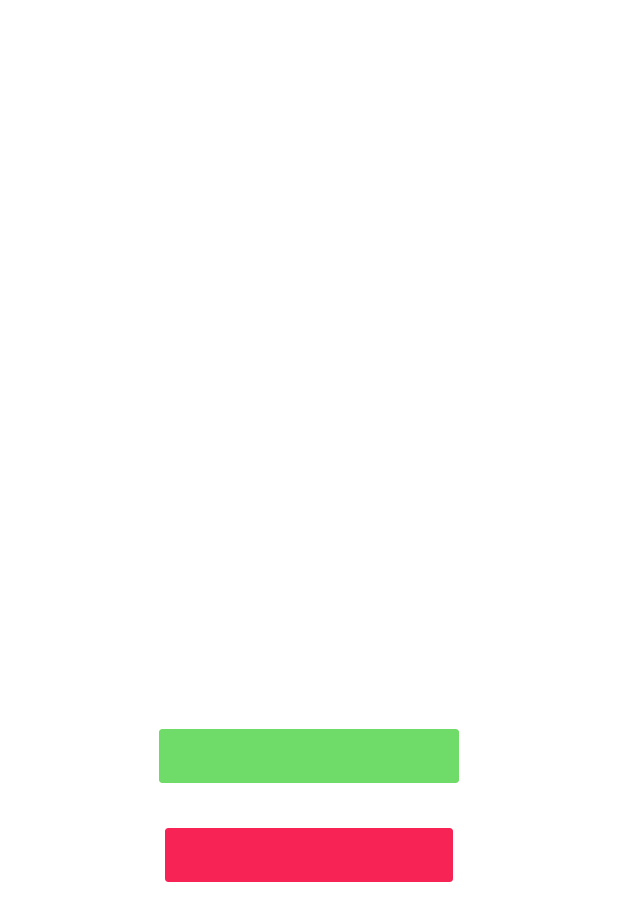
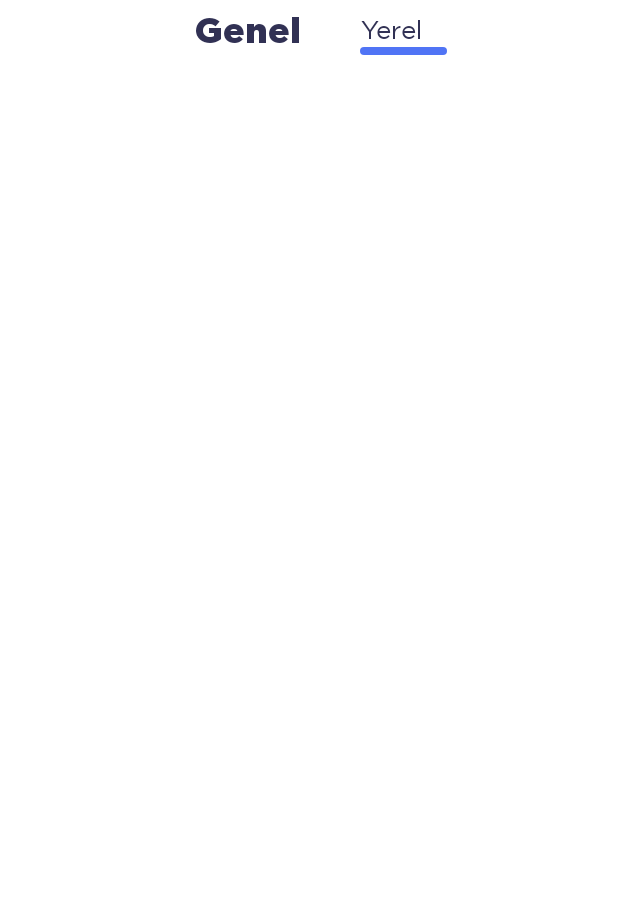
Before and after one commit to metinkaracay/chatApp, an Android app: the screen it shows after launch (WelcomeActivity), on a phone screen of 412 x 824 dp. Shown: the top 921 px of the screen. Run offline under Robolectric (Android 15) with nearby library versions, the phone set to English and light mode, and no system bars; our stand-ins replace Dagger/Hilt's generated code, RxJava, data binding, navigation-ui; libraries missing offline, so code that uses them is left out: com.github.michaelbull.result; 2 statements that could not run were skipped.

Commit message:
Base Chat Main Page Added

```diff
--- /dev/null
+++ b/app/src/main/java/com/example/learnandroidproject/ui/welcome/baseChatRooms/Adapter.kt
@@ -0,0 +1,33 @@
+package com.example.learnandroidproject.ui.welcome.baseChatRooms
+
+import android.util.Log
+import androidx.fragment.app.Fragment
+import androidx.fragment.app.FragmentManager
+import androidx.lifecycle.Lifecycle
+import androidx.viewpager2.adapter.FragmentStateAdapter
+import com.example.learnandroidproject.ui.welcome.generalChatUsersFragment.GeneralChatUsersFragment
+import com.example.learnandroidproject.ui.welcome.localChatUsersFragment.LocalChatUsersFragment
+
+class Adapter(fragmentManager: FragmentManager, lifecycle: Lifecycle): FragmentStateAdapter(fragmentManager, lifecycle) {
+
+    override fun getItemCount(): Int {
+        return 2
+    }
+
+    override fun createFragment(position: Int): Fragment {
+        Log.e("poss","$position")
+        return when(position){
+            0->{
+                GeneralChatUsersFragment()
+
+            }
+            1->{
+                LocalChatUsersFragment()
+            }
+            else->{
+                GeneralChatUsersFragment()
+            }
+        }
+
+    }
+}
--- /dev/null
+++ b/app/src/main/java/com/example/learnandroidproject/ui/welcome/baseChatRooms/BaseChatRoomsFragment.kt
@@ -0,0 +1,74 @@
+package com.example.learnandroidproject.ui.welcome.baseChatRooms
+
+import android.os.Bundle
+import androidx.fragment.app.Fragment
+import android.view.LayoutInflater
+import android.view.View
+import android.view.ViewGroup
+import androidx.core.content.ContextCompat
+import androidx.core.content.res.ResourcesCompat
+import androidx.viewpager2.widget.ViewPager2
+import com.example.learnandroidproject.R
+import com.example.learnandroidproject.databinding.FragmentBaseChatRoomsBinding
+import com.example.learnandroidproject.ui.base.BaseFragment
+
+class BaseChatRoomsFragment : BaseFragment<FragmentBaseChatRoomsBinding>() {
+
+    override fun getLayoutResId(): Int = R.layout.fragment_base_chat_rooms
+
+    override fun onViewCreated(view: View, savedInstanceState: Bundle?) {
+        super.onViewCreated(view, savedInstanceState)
+
+        val adapter = Adapter(childFragmentManager,lifecycle)
+
+        binding.viewPager.adapter = adapter
+
+        binding.viewPager.registerOnPageChangeCallback(object : ViewPager2.OnPageChangeCallback() {
+            override fun onPageScrolled(
+                position: Int,
+                positionOffset: Float,
+                positionOffsetPixels: Int
+            ) {
+                super.onPageScrolled(position, positionOffset, positionOffsetPixels)
+            }
+
+            override fun onPageSelected(position: Int) {
+                super.onPageSelected(position)
+                selectedTab(position)
+            }
+
+            override fun onPageScrollStateChanged(state: Int) {
+                super.onPageScrollStateChanged(state)
+            }
+        })
+
+    }
+
+    fun selectedTab(tabId : Int){
+
+        if(tabId == 0){
+
+            binding.tabInternet.textSize = 24f
+            binding.tabInternet.setTextColor(ContextCompat.getColor(requireContext(), R.color.register_title_color))
+            binding.tabInternet.typeface = ResourcesCompat.getFont(requireContext(), R.font.gotham_black)
+            binding.scrollLine.x = 360f
+
+            //Diğer sekmenin özelliklerini düzeltir
+            binding.tabLocal.textSize = 17f
+            binding.tabLocal.setTextColor(ContextCompat.getColor(requireContext(), R.color.register_title_color))
+            binding.tabLocal.typeface = ResourcesCompat.getFont(requireContext(), R.font.gotham_book)
+
+        }else if(tabId == 1){
+
+            binding.tabLocal.textSize = 24f
+            binding.tabLocal.setTextColor(ContextCompat.getColor(requireContext(), R.color.register_title_color))
+            binding.tabLocal.typeface = ResourcesCompat.getFont(requireContext(), R.font.gotham_black)
+            binding.scrollLine.x = 588f
+
+            //Diğer sekmenin özelliklerini düzeltir
+            binding.tabInternet.textSize = 17f
+            binding.tabInternet.setTextColor(ContextCompat.getColor(requireContext(), R.color.register_title_color))
+            binding.tabInternet.typeface = ResourcesCompat.getFont(requireContext(), R.font.gotham_book)
+        }
+    }
+}
--- /dev/null
+++ b/app/src/main/java/com/example/learnandroidproject/ui/welcome/generalChatUsersFragment/GeneralChatUsersFragment.kt
@@ -0,0 +1,20 @@
+package com.example.learnandroidproject.ui.welcome.generalChatUsersFragment
+
+import android.os.Bundle
+import androidx.fragment.app.Fragment
+import android.view.LayoutInflater
+import android.view.View
+import android.view.ViewGroup
+import com.example.learnandroidproject.R
+import com.example.learnandroidproject.databinding.FragmentGeneralChatUsersBinding
+import com.example.learnandroidproject.ui.base.BaseFragment
+
+class GeneralChatUsersFragment : BaseFragment<FragmentGeneralChatUsersBinding>() {
+
+    override fun getLayoutResId(): Int = R.layout.fragment_general_chat_users
+
+    override fun onViewCreated(view: View, savedInstanceState: Bundle?) {
+        super.onViewCreated(view, savedInstanceState)
+
+    }
+}
--- /dev/null
+++ b/app/src/main/java/com/example/learnandroidproject/ui/welcome/localChatUsersFragment/LocalChatPageViewState.kt
@@ -0,0 +1,4 @@
+package com.example.learnandroidproject.ui.welcome.localChatUsersFragment
+
+class LocalChatPageViewState {
+}
--- /dev/null
+++ b/app/src/main/java/com/example/learnandroidproject/ui/welcome/localChatUsersFragment/LocalChatUsersFragment.kt
@@ -0,0 +1,20 @@
+package com.example.learnandroidproject.ui.welcome.localChatUsersFragment
+
+import android.os.Bundle
+import androidx.fragment.app.Fragment
+import android.view.LayoutInflater
+import android.view.View
+import android.view.ViewGroup
+import com.example.learnandroidproject.R
+import com.example.learnandroidproject.databinding.FragmentLocalChatUsersBinding
+import com.example.learnandroidproject.ui.base.BaseFragment
+
+class LocalChatUsersFragment : BaseFragment<FragmentLocalChatUsersBinding>() {
+
+    override fun getLayoutResId(): Int = R.layout.fragment_local_chat_users
+
+    override fun onViewCreated(view: View, savedInstanceState: Bundle?) {
+        super.onViewCreated(view, savedInstanceState)
+
+    }
+}
--- /dev/null
+++ b/app/src/main/res/drawable/tab_indicator.xml
@@ -0,0 +1,8 @@
+<?xml version="1.0" encoding="utf-8"?>
+<shape xmlns:android="http://schemas.android.com/apk/res/android"
+    android:shape="rectangle">
+
+    <solid android:color="#5074F5"/>
+    <corners android:radius="5dp"/>
+
+</shape>
--- /dev/null
+++ b/app/src/main/res/layout/fragment_base_chat_rooms.xml
@@ -0,0 +1,54 @@
+<?xml version="1.0" encoding="utf-8"?>
+<layout
+    xmlns:android="http://schemas.android.com/apk/res/android"
+    xmlns:tools="http://schemas.android.com/tools"
+    xmlns:app="http://schemas.android.com/apk/res-auto">
+
+    <LinearLayout
+        android:layout_width="match_parent"
+        android:layout_height="match_parent"
+        android:orientation="vertical"
+        tools:context=".ui.welcome.profileAdding.ProfileAddingFragment">
+
+    <LinearLayout
+        android:layout_width="match_parent"
+        android:layout_height="wrap_content"
+        android:gravity="center"
+        android:orientation="horizontal">
+
+        <androidx.appcompat.widget.AppCompatTextView
+            android:id="@+id/tabInternet"
+            android:layout_width="wrap_content"
+            android:layout_height="wrap_content"
+            android:text="Genel"
+            android:textSize="17sp"
+            android:layout_marginTop="4dp"
+            android:layout_marginEnd="40dp"
+            android:fontFamily="@font/gotham_book"
+            android:textColor="@color/register_title_color"/>
+
+        <androidx.appcompat.widget.AppCompatTextView
+            android:id="@+id/tabLocal"
+            android:layout_width="wrap_content"
+            android:layout_height="wrap_content"
+            android:text="Yerel"
+            android:layout_marginTop="4dp"
+            android:textSize="17sp"
+            android:fontFamily="@font/gotham_book"
+            android:textColor="@color/register_title_color"/>
+
+    </LinearLayout>
+
+    <View
+        android:id="@+id/scrollLine"
+        android:layout_width="58dp"
+        android:layout_height="5dp"
+        android:background="@drawable/tab_indicator"
+        android:translationX="370px"/>
+
+    <androidx.viewpager2.widget.ViewPager2
+        android:id="@+id/viewPager"
+        android:layout_width="match_parent"
+        android:layout_height="match_parent"/>
+    </LinearLayout>
+</layout>
--- /dev/null
+++ b/app/src/main/res/layout/fragment_general_chat_users.xml
@@ -0,0 +1,12 @@
+<?xml version="1.0" encoding="utf-8"?>
+<layout
+    xmlns:android="http://schemas.android.com/apk/res/android"
+    xmlns:tools="http://schemas.android.com/tools">
+
+    <FrameLayout
+        android:layout_width="match_parent"
+        android:layout_height="match_parent"
+        tools:context=".ui.welcome.generalChatUsersFragment.GeneralChatUsersFragment">
+
+    </FrameLayout>
+</layout>
--- /dev/null
+++ b/app/src/main/res/layout/fragment_local_chat_users.xml
@@ -0,0 +1,18 @@
+<?xml version="1.0" encoding="utf-8"?>
+<layout
+    xmlns:android="http://schemas.android.com/apk/res/android"
+    xmlns:tools="http://schemas.android.com/tools">
+
+    <data>
+        <variable
+            name="pageViewState"
+            type="com.example.learnandroidproject.ui.welcome.localChatUsersFragment.LocalChatPageViewState" />
+    </data>
+
+    <FrameLayout
+        android:layout_width="match_parent"
+        android:layout_height="match_parent"
+        tools:context=".ui.welcome.localChatUsersFragment.LocalChatUsersFragment">
+
+    </FrameLayout>
+</layout>
--- a/app/src/main/res/navigation/welcome_nav_graph.xml
+++ b/app/src/main/res/navigation/welcome_nav_graph.xml
@@ -2,7 +2,7 @@
 <navigation xmlns:android="http://schemas.android.com/apk/res/android"
     xmlns:app="http://schemas.android.com/apk/res-auto"
     android:id="@+id/welcome_nav_graph"
-    app:startDestination="@id/mainFragment">
+    app:startDestination="@id/baseChatRoomsFragment">
 
     <fragment
         android:id="@+id/firstFragment"
@@ -45,4 +45,8 @@
         android:id="@+id/mainFragment"
         android:name="com.example.learnandroidproject.ui.welcome.mainFragment.MainFragment"
         android:label="MainFragment" />
+    <fragment
+        android:id="@+id/baseChatRoomsFragment"
+        android:name="com.example.learnandroidproject.ui.welcome.baseChatRooms.BaseChatRoomsFragment"
+        android:label="BaseChatRoomsFragment" />
 </navigation>
```
